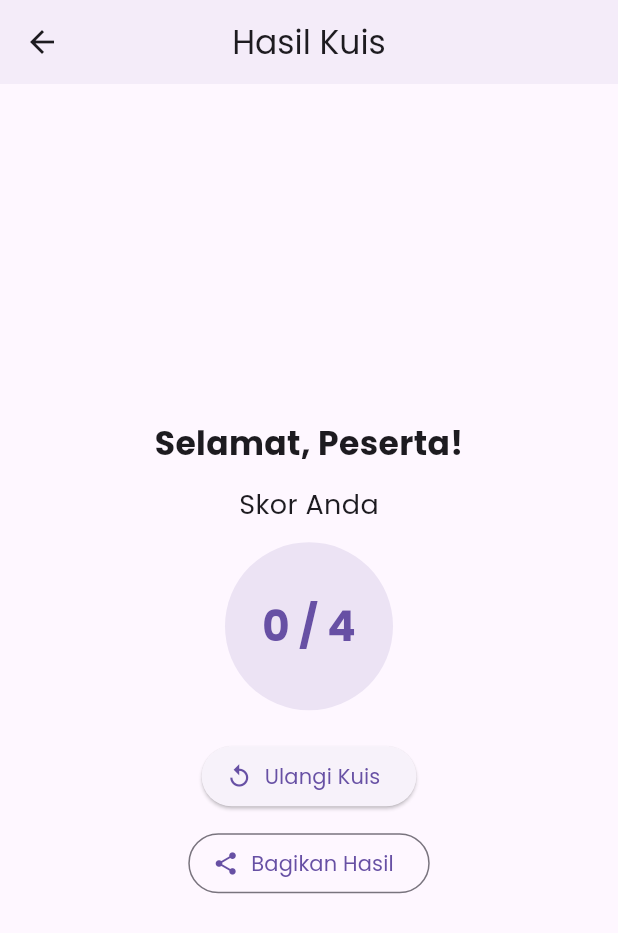
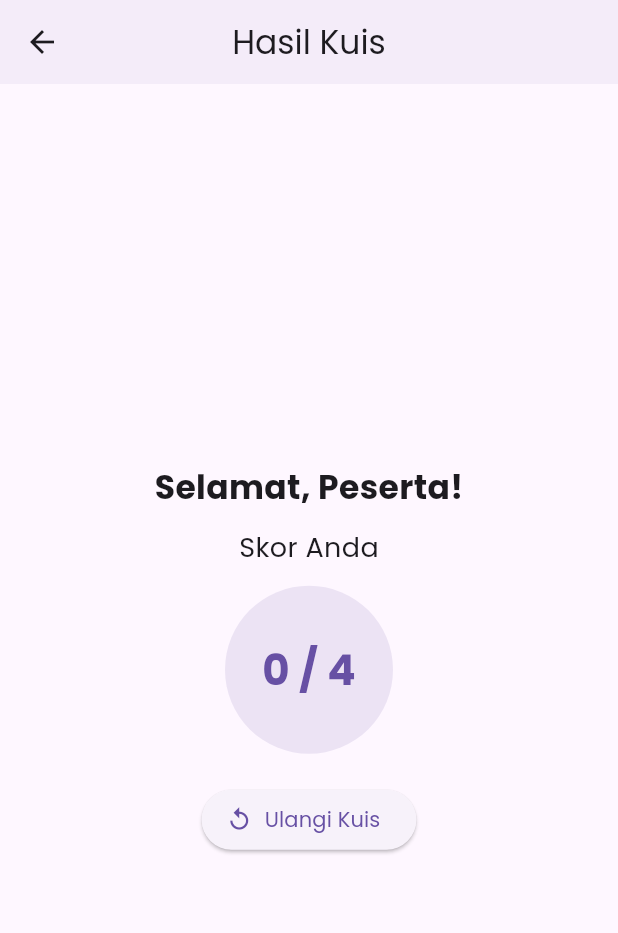
Before and after one commit to Gilbeth/UTS-PEMMOB, a Flutter app: the ResultScreen screen opened by its route, on a phone screen of 412 x 824 dp. Shown: the top 933 px of the screen. Run offline on Flutter 3.47's test engine with Material 3 defaults, Android fonts, the phone set to English and light mode, and no system bars.

Commit message:
feat: (app) perubahan logo, screens, option tile

```diff
--- a/lib/main.dart
+++ b/lib/main.dart
@@ -10,7 +10,7 @@ void main() {
 }
 
 class QuizApp extends StatelessWidget {
-  const QuizApp({Key? key}) : super(key: key);
+  const QuizApp({super.key});
 
   @override
   Widget build(BuildContext context) {
--- a/lib/screens/quiz_screen.dart
+++ b/lib/screens/quiz_screen.dart
@@ -6,7 +6,7 @@ import 'result_screen.dart';
 
 class QuizScreen extends StatefulWidget {
   static const routeName = '/quiz';
-  const QuizScreen({Key? key}) : super(key: key);
+  const QuizScreen({super.key});
 
   @override
   State<QuizScreen> createState() => _QuizScreenState();
--- a/lib/screens/result_screen.dart
+++ b/lib/screens/result_screen.dart
@@ -2,9 +2,11 @@ import 'package:flutter/material.dart';
 import 'package:provider/provider.dart';
 import '../providers/quiz_provider.dart';
 
+/// Halaman untuk menampilkan hasil akhir kuis.
+/// Menunjukkan skor pengguna, nama, dan opsi untuk mengulang atau membagikan hasil.
 class ResultScreen extends StatelessWidget {
   static const routeName = '/result';
-  const ResultScreen({Key? key}) : super(key: key);
+  const ResultScreen({super.key});
 
   @override
   Widget build(BuildContext context) {
@@ -15,44 +17,60 @@ class ResultScreen extends StatelessWidget {
 
     return Scaffold(
       appBar: AppBar(
-        title: Text('Hasil Kuis'),
+        title: const Text('Hasil Kuis'),
         centerTitle: true,
       ),
       body: SafeArea(
         child: Center(
           child: Container(
-            constraints: BoxConstraints(maxWidth: 700),
-            padding: EdgeInsets.all(20),
+            constraints: const BoxConstraints(maxWidth: 700),
+            padding: const EdgeInsets.all(20),
             child: Column(
               mainAxisAlignment: MainAxisAlignment.center,
               children: [
-                Text('Selamat, $userName!', style: TextStyle(fontSize: 22, fontWeight: FontWeight.w700, fontFamily: 'PoppinsCustom')),
-                SizedBox(height: 12),
-                Text('Skor Anda', style: TextStyle(fontSize: 18)),
-                SizedBox(height: 12),
+                Text(
+                  'Selamat, $userName!',
+                  style: const TextStyle(
+                    fontSize: 22,
+                    fontWeight: FontWeight.w700,
+                    fontFamily: 'PoppinsCustom',
+                  ),
+                ),
+                const SizedBox(height: 12),
+                const Text(
+                  'Skor Anda',
+                  style: TextStyle(fontSize: 18),
+                ),
+                const SizedBox(height: 12),
                 CircleAvatar(
                   radius: 56,
-                  backgroundColor: Theme.of(context).primaryColor.withOpacity(0.12),
-                  child: Text('$score / $total', style: TextStyle(fontSize: 28, fontWeight: FontWeight.w700, color: Theme.of(context).primaryColor)),
+                  backgroundColor: Theme.of(context)
+                      .primaryColor
+                      .withValues(alpha: 0.12), // ✅ Fixed here
+                  child: Text(
+                    '$score / $total',
+                    style: TextStyle(
+                      fontSize: 28,
+                      fontWeight: FontWeight.w700,
+                      color: Theme.of(context).primaryColor,
+                    ),
+                  ),
                 ),
-                SizedBox(height: 20),
+                const SizedBox(height: 20),
                 ElevatedButton.icon(
-                  icon: Icon(Icons.replay),
-                  label: Text('Ulangi Kuis'),
+                  icon: const Icon(Icons.replay),
+                  label: const Text('Ulangi Kuis'),
                   onPressed: () {
                     quiz.resetQuiz();
-                    Navigator.of(context).pushNamedAndRemoveUntil('/', (route) => false);
+                    Navigator.of(context)
+                        .pushNamedAndRemoveUntil('/', (route) => false);
                   },
                 ),
-                SizedBox(height: 10),
-                OutlinedButton.icon(
-                  icon: Icon(Icons.share),
-                  label: Text('Bagikan Hasil'),
-                  onPressed: () {
-                    // placeholder: share logic can be added
-                    ScaffoldMessenger.of(context).showSnackBar(SnackBar(content: Text('Fitur share belum diimplementasikan.')));
-                  },
-                )
+
+
+
+
+
               ],
             ),
           ),
--- a/pubspec.yaml
+++ b/pubspec.yaml
@@ -9,19 +9,18 @@ environment:
 dependencies:
   flutter:
     sdk: flutter
-  flutter_lints: ^6.0.0
   provider: ^6.0.5
 
 dev_dependencies:
   flutter_test:
     sdk: flutter
+  flutter_lints: ^6.0.0
 
 flutter:
   uses-material-design: true
 
   assets:
     - assets/images/logo.png
-    - assets/images/quiz_illustration.png
 
   fonts:
     - family: PoppinsCustom
```
Also changed, not shown: lib/screens/home_screen.dart (+61 -33 lines), lib/widgets/option_tile.dart (+25 -14 lines), assets/images/quiz_illustration.png (deleted), flutter_01.png (added), pubspec.lock, 1 other file.
